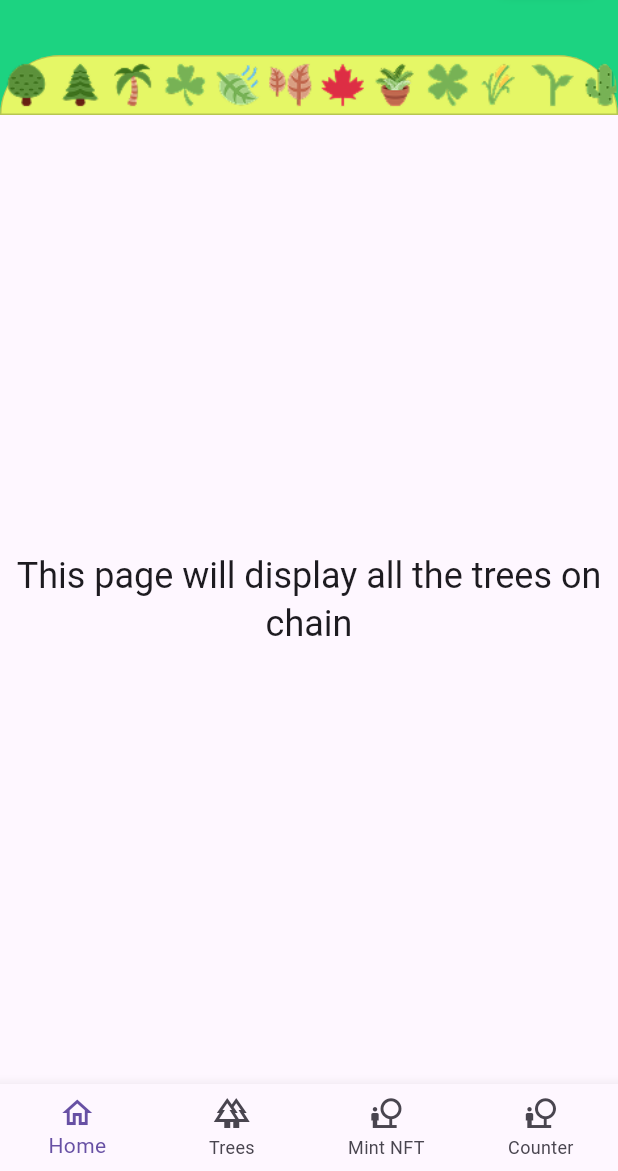
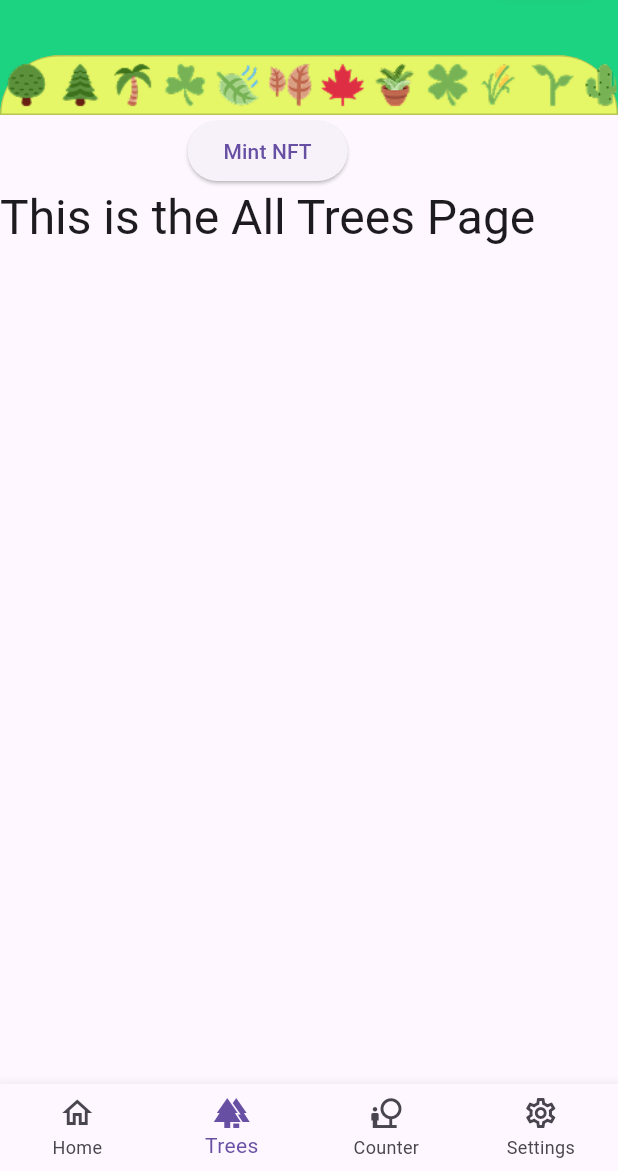
Before and after one commit to StabilityNexus/Treee, a Flutter app: the AllTreesPage screen opened by its route, on a phone screen of 412 x 824 dp, the part 65-1236 px from its top. Run offline on Flutter 3.47's test engine with Material 3 defaults, Android fonts, the phone set to English and light mode, and no system bars; our stand-ins replace flutter_dotenv, go_router, image_picker, logger, shared_preferences; missing offline and left inert: dart_geohash, walletconnect_flutter_v2; accounts and stored records are empty; Roboto replaces fonts that are missing (Poppins).

Commit message:
fix: overflow error

```diff
--- a/lib/components/universal_navbar.dart
+++ b/lib/components/universal_navbar.dart
@@ -266,7 +266,9 @@ class UniversalNavbar extends StatelessWidget implements PreferredSizeWidget {
                 color: Colors.green[700],
               ),
               const SizedBox(width: 4),
-              Flexible(
+              Container(
+                width: 10,
+                child: Flexible(
                   child: Text(
                     formatAddress(walletProvider.currentAddress!),
                     style: TextStyle(
@@ -275,6 +277,7 @@ class UniversalNavbar extends StatelessWidget implements PreferredSizeWidget {
                       fontSize: 10,
                     ),
                     overflow: TextOverflow.ellipsis,
+                  ),
                 ),
               ),
               Icon(
--- a/lib/main.dart
+++ b/lib/main.dart
@@ -5,6 +5,7 @@ import 'package:go_router/go_router.dart';
 import 'package:tree_planting_protocol/pages/home_page.dart';
 import 'package:tree_planting_protocol/pages/mint_nft/mint_nft_details.dart';
 import 'package:tree_planting_protocol/pages/mint_nft/mint_nft_images.dart';
+import 'package:tree_planting_protocol/pages/settings_page.dart';
 import 'package:tree_planting_protocol/pages/switch_chain_page.dart';
 import 'package:tree_planting_protocol/pages/trees_page.dart';
 import 'package:tree_planting_protocol/pages/mint_nft/mint_nft_coordinates.dart';
@@ -49,6 +50,13 @@ class MyApp extends StatelessWidget {
           },
         ),
         GoRoute(
+          path: '/settings',
+          name: 'settings_page',
+          builder: (BuildContext context, GoRouterState state) {
+            return const SettingsPage();
+          },
+        ),
+        GoRoute(
           path: '/counter',
           name: 'counter_page',
           builder: (BuildContext context, GoRouterState state) {
@@ -79,7 +87,7 @@ class MyApp extends StatelessWidget {
           path: RouteConstants.allTreesPath,
           name: RouteConstants.allTrees,
           builder: (BuildContext context, GoRouterState state) {
-            return const SwitchChainPage();
+            return const AllTreesPage();
           },
           routes: [
             GoRoute(
--- a/lib/pages/settings_page.dart
+++ b/lib/pages/settings_page.dart
@@ -21,6 +21,8 @@ class _SettingsPageState extends State<SettingsPage> {
           children: [
             Consumer<WalletProvider>(
               builder: (ctx, walletProvider, __) => Column(
+                mainAxisAlignment: MainAxisAlignment.center,
+                crossAxisAlignment: CrossAxisAlignment.center,
                 children: [
                   Text(
                     'User Address: ${walletProvider.userAddress}',
--- a/lib/pages/trees_page.dart
+++ b/lib/pages/trees_page.dart
@@ -1,4 +1,5 @@
 import 'package:flutter/material.dart';
+import 'package:go_router/go_router.dart';
 import 'package:tree_planting_protocol/widgets/basic_scaffold.dart';
 import 'package:tree_planting_protocol/utils/constants/navbar_constants.dart';
 
@@ -9,15 +10,23 @@ class AllTreesPage extends StatelessWidget {
   Widget build(BuildContext context) {
     return BaseScaffold(
       title: appName,
-      body: Center(
-        child: Text(
-          'This page will display all the trees on chain',
-          style: Theme.of(context).textTheme.headlineSmall?.copyWith(
-            color: Theme.of(context).colorScheme.onSurface,
+      body: Column(
+        crossAxisAlignment: CrossAxisAlignment.center,
+        children: [
+          ElevatedButton(
+            onPressed: () => context.push('/mint-nft'),
+            child: const Text(
+              'Mint NFT',
+              textAlign: TextAlign.center,
+            ),
+
           ),
-          textAlign: TextAlign.center,
-        ),
-      ),
+          Text(
+            'This is the All Trees Page',
+            style: Theme.of(context).textTheme.headlineLarge,
+          ),
+        ],
+      )
     );
   }
 }
--- a/lib/utils/constants/bottom_nav_constants.dart
+++ b/lib/utils/constants/bottom_nav_constants.dart
@@ -30,16 +30,17 @@ class BottomNavConstants {
       route: RouteConstants.allTreesPath,
     ),
     BottomNavItem(
-      label: 'Mint NFT',
-      icon: Icons.nature_people_outlined,
-      activeIcon: Icons.nature_people,
-      route: RouteConstants.mintNftPath,
-    ),
-    BottomNavItem(
       label: 'Counter',
       icon: Icons.nature_people_outlined,
       activeIcon: Icons.nature_people,
       route: '/counter',
     ),
+
+    BottomNavItem(
+      label: 'Settings',
+      icon: Icons.settings_outlined,
+      activeIcon: Icons.settings,
+      route: '/settings',
+    ),
   ];
 }
```
Lines whose indentation alone changed are shown as unchanged.
